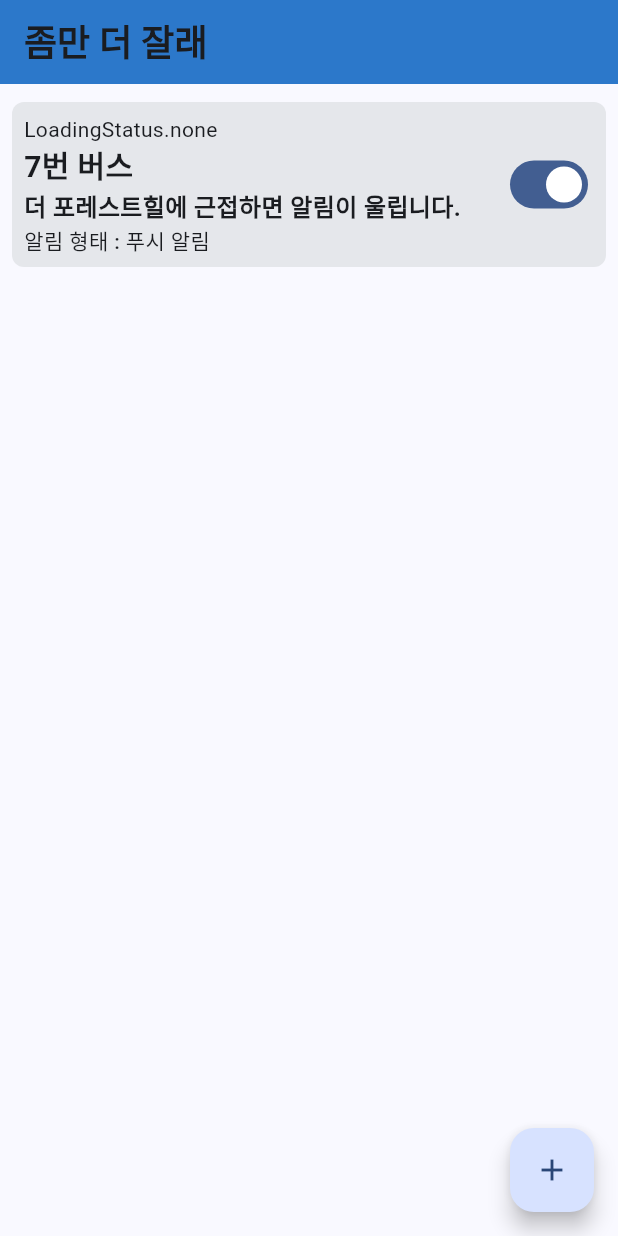
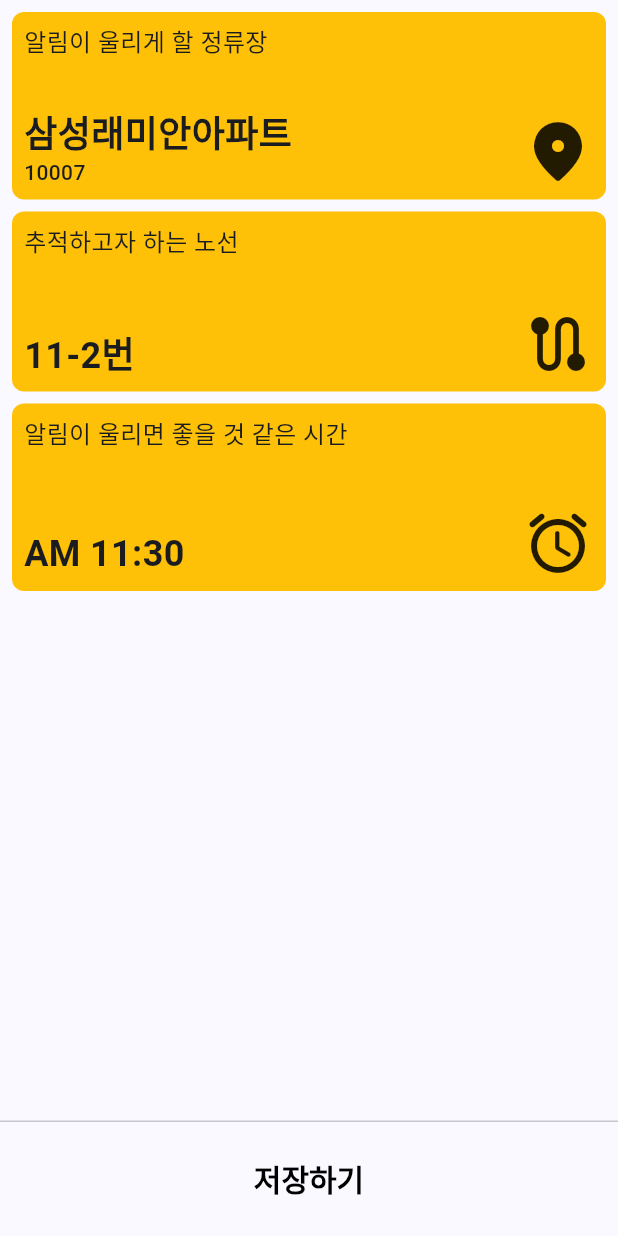
Before and after one commit to bluekmky1/more_sleep, a Flutter app: the screen it shows after launch, on a phone screen of 412 x 824 dp. Run offline on Flutter 3.47's test engine with Material 3 defaults, Android fonts, the phone set to English and light mode, and no system bars; our stand-ins replace dio, equatable, flutter_local_notifications, flutter_riverpod, go_router, pretty_dio_logger and 1 more; missing offline and left inert: workmanager; generated files the repository leaves out were written again; Roboto replaces fonts that are missing (Pretendard).

Commit message:
🎨 한 화면만 사용하도록 변경

```diff
--- a/lib/main.dart
+++ b/lib/main.dart
@@ -48,6 +48,9 @@ class _MyAppState extends ConsumerState<MyApp> {
             scrolledUnderElevation: 0,
             backgroundColor: ColorPalette.darkBlue300,
           ),
+          textSelectionTheme: const TextSelectionThemeData(
+            cursorColor: Colors.white,
+          ),
         ),
       );
 }
--- a/lib/routes/routes.dart
+++ b/lib/routes/routes.dart
@@ -6,10 +6,4 @@ class Routes {
     name: '/home',
     path: '/home',
   );
-
-  // 알람 추가 페이지
-  static const RouteInfo addAlarm = RouteInfo(
-    name: '/home/add-alarm',
-    path: 'add-alarm',
-  );
 }
--- a/lib/ui/home/home_view.dart
+++ b/lib/ui/home/home_view.dart
@@ -1,13 +1,7 @@
 import 'package:flutter/cupertino.dart';
 import 'package:flutter/material.dart';
 import 'package:flutter/widgets.dart';
-import 'package:flutter_riverpod/flutter_riverpod.dart';
-import 'package:go_router/go_router.dart';
-import '../../routes/routes.dart';
-import '../../theme/color_palette.dart';
 import '../../theme/typographies.dart';
-import 'home_state.dart';
-import 'home_view_model.dart';
 
 class HomeView extends StatefulWidget {
   const HomeView({super.key});
@@ -19,77 +13,174 @@ class HomeView extends StatefulWidget {
 class _HomeViewState extends State<HomeView> {
   @override
   Widget build(BuildContext context) => Scaffold(
-      floatingActionButton: FloatingActionButton(
-        child: const Icon(Icons.add),
-        onPressed: () {
-          context.goNamed(Routes.addAlarm.name);
-        },
-      ),
-      appBar: AppBar(
-        title: const Text(
-          '좀만 더 잘래',
-          style: Typographies.hBold24,
-        ),
-      ),
-      body: const Padding(
-        padding: EdgeInsets.symmetric(horizontal: 8),
+          persistentFooterButtons: <Widget>[
+            TextButton(
+                style: TextButton.styleFrom(
+                    padding: const EdgeInsets.symmetric(vertical: 16),
+                    shape: ContinuousRectangleBorder(
+                        borderRadius: BorderRadius.circular(8)),
+                    foregroundColor: Colors.black,
+                    textStyle: Typographies.tSemiBold20),
+                onPressed: () {},
+                child: const Row(
+                  mainAxisAlignment: MainAxisAlignment.center,
+                  children: <Widget>[
+                    Text('저장하기'),
+                  ],
+                ))
+          ],
+          body: SafeArea(
+            child: Padding(
+              padding: const EdgeInsets.all(8.0),
               child: Column(
                 crossAxisAlignment: CrossAxisAlignment.start,
                 children: <Widget>[
-            SizedBox(height: 12),
-            _BusAlarmListItem(),
-          ],
-        ),
-      ));
-}
-
-class _BusAlarmListItem extends ConsumerWidget {
-  const _BusAlarmListItem();
-
-  @override
-  Widget build(BuildContext context, WidgetRef ref) {
-    final HomeState state = ref.watch(homeViewModelProvider);
-    final HomeViewModel viewModel = ref.read(homeViewModelProvider.notifier);
-    return Container(
-      height: 110,
+                  Container(
                     padding: const EdgeInsets.all(8),
                     decoration: BoxDecoration(
                       borderRadius: BorderRadius.circular(8),
-        color: ColorPalette.lightGray75,
+                      color: Colors.amber,
                     ),
-      child: Row(
-        mainAxisAlignment: MainAxisAlignment.spaceBetween,
+                    height: 125,
+                    child: const Row(
                       children: <Widget>[
                         Expanded(
                           child: Column(
                             crossAxisAlignment: CrossAxisAlignment.start,
                             children: <Widget>[
-                Text(state.getExpectedBusArrivalInfoloadingStatus.toString()),
-                const Text(
-                  '7번 버스',
-                  style: Typographies.hBold20,
+                              Text(
+                                '알림이 울리게 할 정류장',
+                                style: Typographies.bRegular16,
                               ),
-                const Text(
-                  '더 포레스트힐에 근접하면 알림이 울립니다.',
+                              Spacer(),
+                              Text(
+                                '삼성래미안아파트',
+                                style: Typographies.hBold24,
                                 maxLines: 2,
-                  style: Typographies.tSemiBold16,
                               ),
-                const Spacer(),
-                const Text(
-                  '알림 형태 : 푸시 알림',
+                              Text(
+                                '10007',
                                 style: Typographies.bMedium14,
                               ),
                             ],
                           ),
                         ),
-          Switch(
-            value: true,
-            onChanged: (bool value) {
-              viewModel.getExpectedBusArrivalInfo();
-            },
+                        Align(
+                          alignment: Alignment.bottomRight,
+                          child: Icon(
+                            size: 48,
+                            Icons.room_rounded,
+                          ),
                         )
                       ],
                     ),
-    );
+                  ),
+                  const SizedBox(height: 8),
+                  SearchAnchor(
+                      isFullScreen: false,
+                      viewShape: ContinuousRectangleBorder(
+                        borderRadius: BorderRadius.circular(8),
+                      ),
+                      viewSide: const BorderSide(color: Colors.black12),
+                      dividerColor: Colors.black12,
+                      viewElevation: 0,
+                      viewConstraints: BoxConstraints(
+                          maxHeight: MediaQuery.of(context).size.height / 3),
+                      builder:
+                          (BuildContext context, SearchController controller) =>
+                              Container(
+                                padding: const EdgeInsets.all(8),
+                                decoration: BoxDecoration(
+                                  borderRadius: BorderRadius.circular(8),
+                                  color: Colors.amber,
+                                ),
+                                height: 120,
+                                child: const Row(
+                                  children: <Widget>[
+                                    Expanded(
+                                      child: Column(
+                                        crossAxisAlignment:
+                                            CrossAxisAlignment.start,
+                                        children: <Widget>[
+                                          Text(
+                                            '추적하고자 하는 노선',
+                                            style: Typographies.bRegular16,
+                                          ),
+                                          Spacer(),
+                                          Text(
+                                            '11-2번',
+                                            style: Typographies.hBold24,
+                                          ),
+                                        ],
+                                      ),
+                                    ),
+                                    Align(
+                                      alignment: Alignment.bottomRight,
+                                      child: Icon(
+                                        size: 48,
+                                        Icons.route_rounded,
+                                      ),
+                                    )
+                                  ],
+                                ),
+                              ),
+                      suggestionsBuilder:
+                          (BuildContext context, SearchController controller) =>
+                              <Widget>[
+                                const Padding(
+                                  padding: EdgeInsets.all(8.0),
+                                  child: Text('11-2'),
+                                ),
+                                const Padding(
+                                  padding: EdgeInsets.all(8.0),
+                                  child: Text('11-2'),
+                                ),
+                                const Padding(
+                                  padding: EdgeInsets.all(8.0),
+                                  child: Text('11-2'),
+                                ),
+                              ]),
+                  const SizedBox(
+                    height: 8,
+                  ),
+                  Container(
+                    padding: const EdgeInsets.all(8),
+                    decoration: BoxDecoration(
+                      borderRadius: BorderRadius.circular(8),
+                      color: Colors.amber,
+                    ),
+                    height: 125,
+                    child: const Row(
+                      children: <Widget>[
+                        Expanded(
+                          child: Column(
+                            crossAxisAlignment: CrossAxisAlignment.start,
+                            children: <Widget>[
+                              Text(
+                                '알림이 울리면 좋을 것 같은 시간',
+                                style: Typographies.bRegular16,
+                              ),
+                              Spacer(),
+                              Text(
+                                'AM 11:30',
+                                style: Typographies.hBold24,
+                                maxLines: 2,
+                              ),
+                            ],
+                          ),
+                        ),
+                        Align(
+                          alignment: Alignment.bottomRight,
+                          child: Icon(
+                            size: 48,
+                            Icons.alarm_rounded,
+                          ),
+                        )
+                      ],
+                    ),
+                  )
+                ],
+              ),
+            ),
+          ));
 }
-}
```
Also changed, not shown: lib/routes/app_router.dart (+0 -10 lines), lib/ui/add_alarm/add_alarm_view.dart (deleted, +0 -175 lines). Lines whose indentation alone changed are shown as unchanged.
